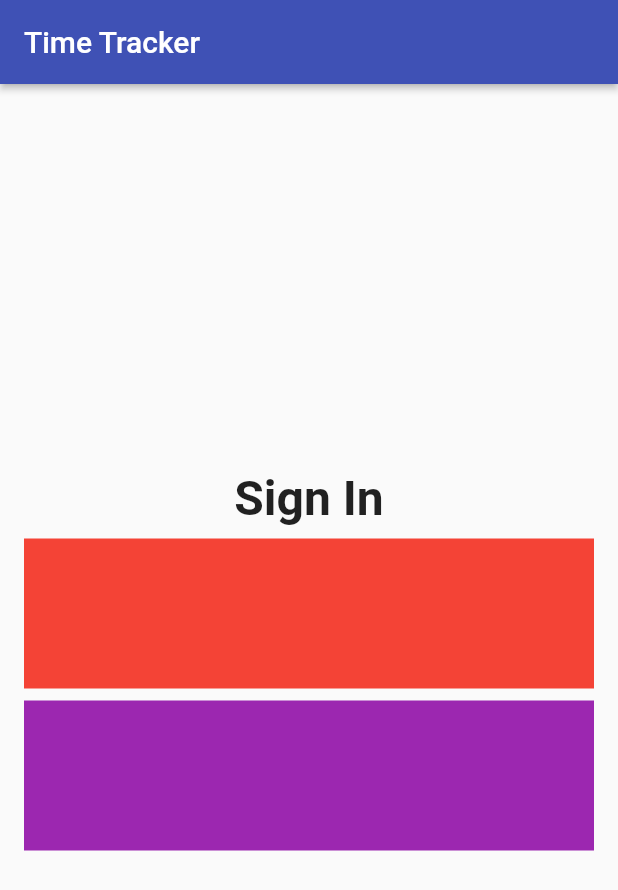
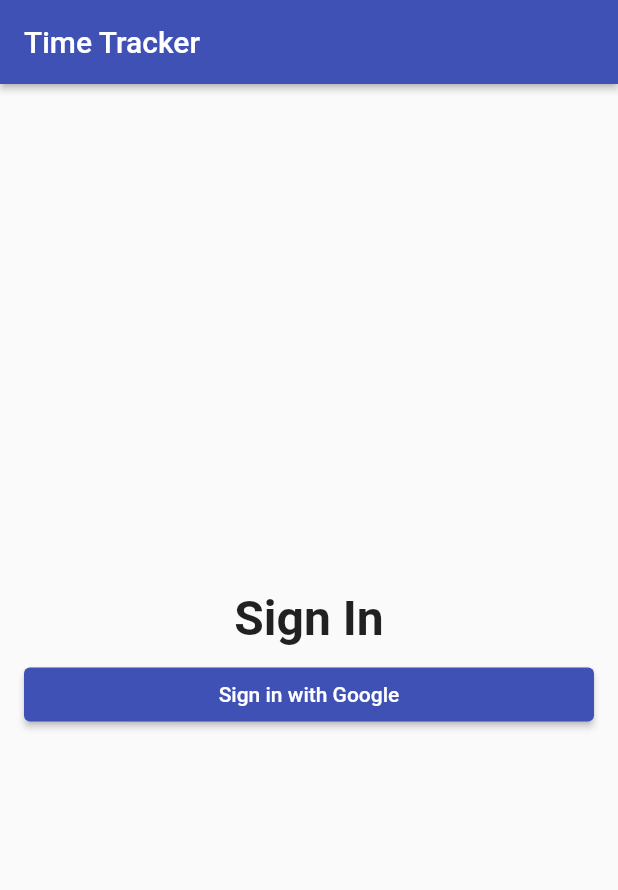
Before and after one commit to hb57786/time_tracker_flutter, a Flutter app: the screen it shows after launch, on a phone screen of 412 x 824 dp. Shown: the top 890 px of the screen. Run offline on Flutter 3.47's test engine with Material 2 defaults, Android fonts, the phone set to English and light mode, and no system bars.

Commit message:
Adding ElevatedButton

```diff
--- a/lib/app/sign_in/sign_in_page.dart
+++ b/lib/app/sign_in/sign_in_page.dart
@@ -31,18 +31,11 @@ class SignInPage extends StatelessWidget {
             ),
           ),
           SizedBox(height: 8.0),
-          Container(
-            color: Colors.red,
-            child: SizedBox(
-              height: 100.0,
-            ),
-          ),
-          SizedBox(height: 8.0),
-          Container(
-            color: Colors.purple,
-            child: SizedBox(
-              height: 100.0,
-            ),
+          ElevatedButton(
+            child: Text('Sign in with Google'),
+            onPressed: () {
+              print('button pressed');
+            },
           ),
         ],
       ),
```
